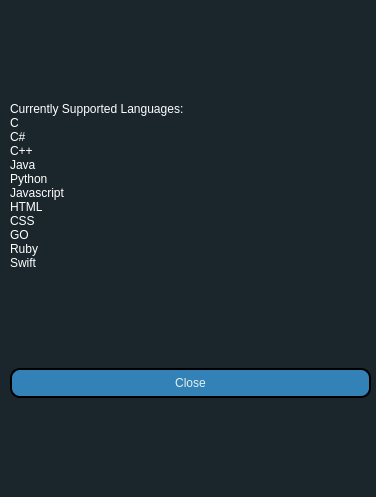
First picture: the form in ui/ui_files/languages.ui, repository JorgeRamirez7/aYo, before the edit.
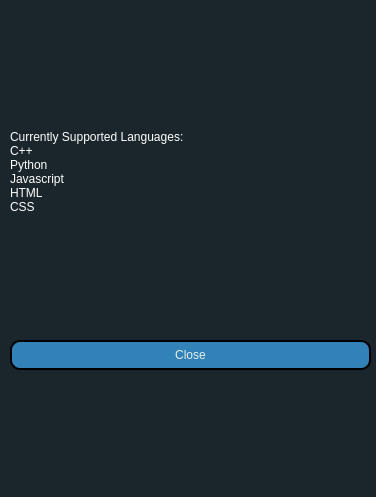
Second picture: the form after the edit.

Commit message: Updated supported languages list

```diff
--- a/ui/ui_files/languages.ui
+++ b/ui/ui_files/languages.ui
@@ -81,17 +81,11 @@
       </property>
       <property name="text">
        <string>Currently Supported Languages:
-C
-C#
 C++
-Java
 Python
 Javascript
 HTML
-CSS
-GO
-Ruby
-Swift</string>
+CSS</string>
       </property>
      </widget>
     </item>
```
